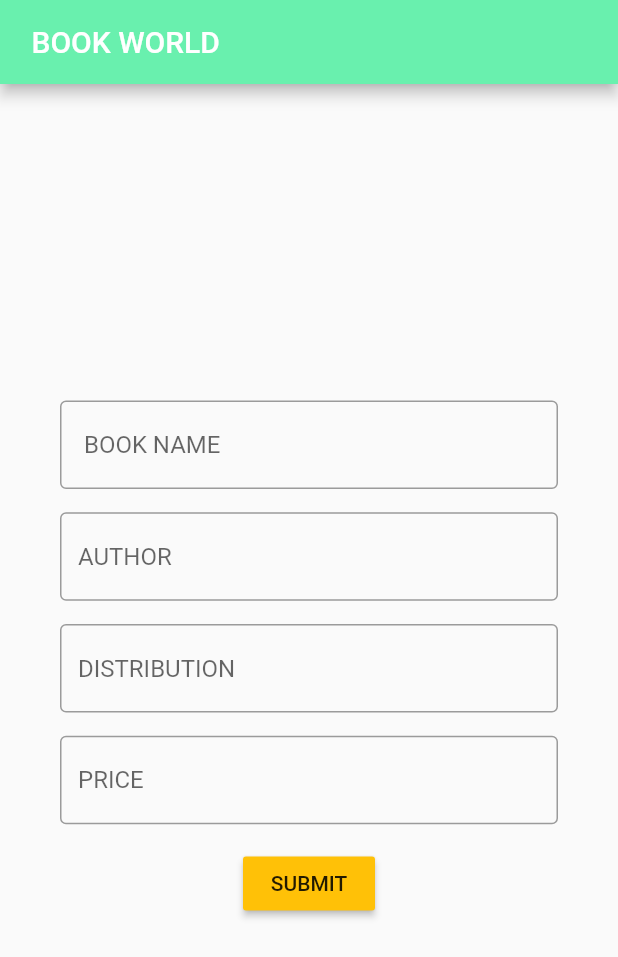
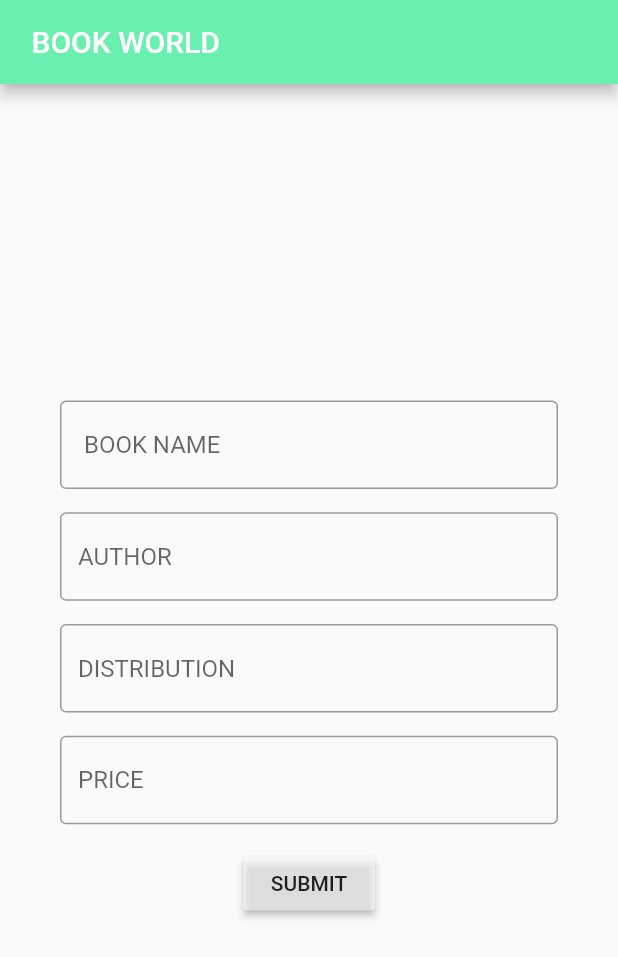
Before and after one commit to iyrenepsam/flutter-library-application, a Flutter app: the screen it shows after launch, on a phone screen of 412 x 824 dp. Shown: the top 957 px of the screen. Run offline on Flutter 3.47's test engine with Material 2 defaults, Android fonts, the phone set to English and light mode, and no system bars.

Commit message:
register button color changed to white54

```diff
--- a/lib/main.dart
+++ b/lib/main.dart
@@ -79,7 +79,7 @@ class LibraryApp extends StatelessWidget {
 
               },
 
-                color: Colors.amber,
+                color: Colors.white54,
               child: Text("SUBMIT"),
               ),
             ],
```
